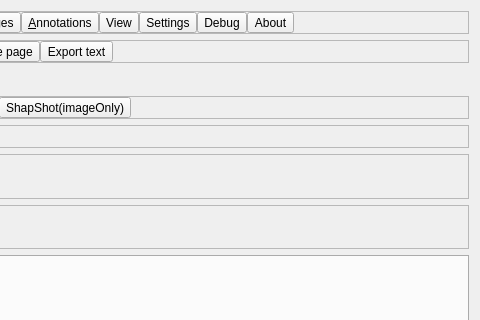
Before: the Qt Designer form pdfgui.ui in caronnee/pdfeditor, drawn with Qt 5; both pictures show x 398 to 878 and y 0 to 320 of the 878 by 646 pixel window.
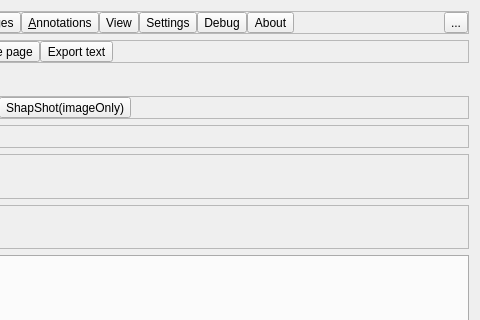
After: the same form once the commit is applied. Icons and pictures are not drawn. Custom widgets are drawn as their Qt base class.

Commit message: added active button

Patch:
```diff
--- a/pdfgui.ui
+++ b/pdfgui.ui
@@ -392,6 +392,13 @@
          </property>
         </spacer>
        </item>
+       <item>
+        <widget class="QToolButton" name="actualButton">
+         <property name="text">
+          <string>...</string>
+         </property>
+        </widget>
+       </item>
       </layout>
      </widget>
     </item>
```
Left out of the diff: 2 changed lines with no effect on the pictures. The commit also changes 6 other files.
